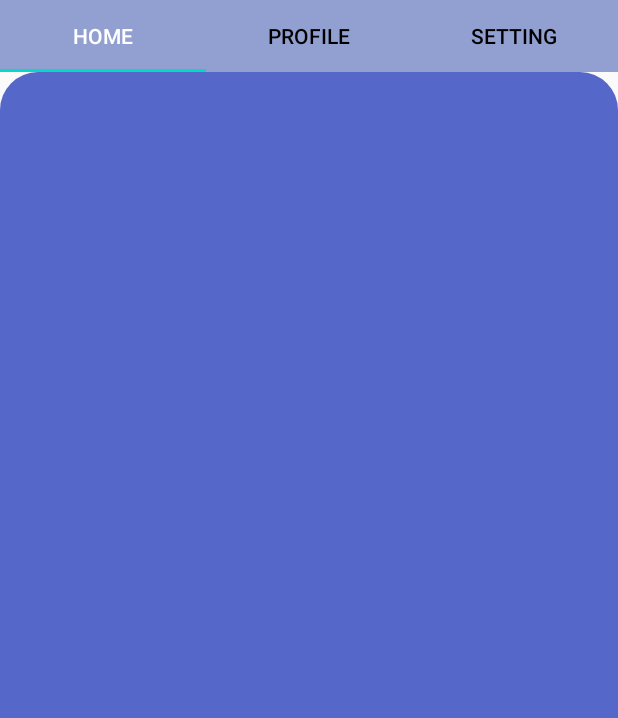
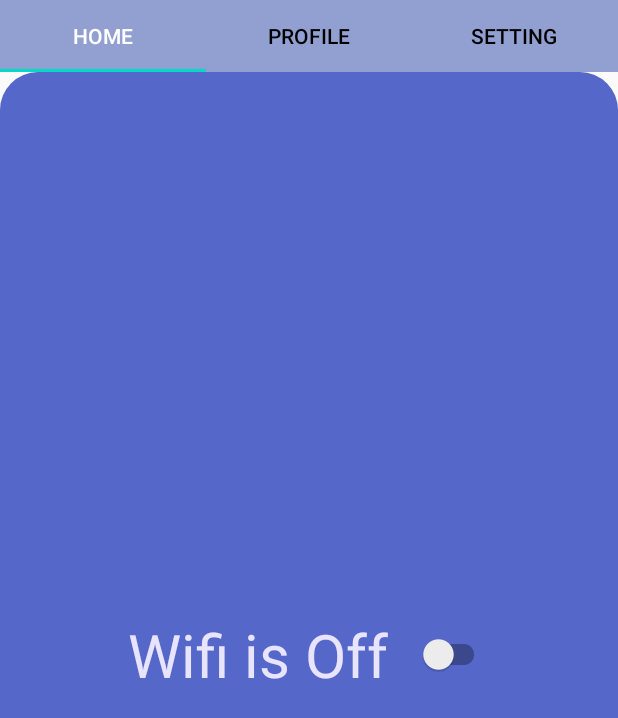
Before and after one commit to AnandaAp/PemrogramanAndroid, an Android app: the Dashboard screen opened directly, with no data from a screen before it, on a phone screen of 412 x 824 dp. Shown: the top 718 px of the screen. Run offline under Robolectric (Android 15) with nearby library versions, the phone set to English and light mode, and no system bars.

Commit message:
Pertemuan 5 Menampilkan notifikasi menggunakan broadcast receiver mengatur control on/off wifi dengan switch
- Bug : berpindah dari fragment setting ke fragment profile, notifikasi kembali memunculkan pop up notification.

```diff
--- a/HelloWorld/app/src/main/java/com/android/helloworld/Dashboard.java
+++ b/HelloWorld/app/src/main/java/com/android/helloworld/Dashboard.java
@@ -1,16 +1,26 @@
 package com.android.helloworld;
+
+import android.os.Bundle;
 
 import androidx.appcompat.app.AppCompatActivity;
 import androidx.viewpager.widget.ViewPager;
-import android.os.Bundle;
+
 import com.google.android.material.tabs.TabItem;
 import com.google.android.material.tabs.TabLayout;
 
+//import android.content.BroadcastReceiver;
+//import android.content.Context;
+//import android.content.Intent;
+//import android.content.IntentFilter;
+//import android.net.wifi.WifiManager;
+//import android.widget.CompoundButton;
+//import com.google.android.material.switchmaterial.SwitchMaterial;
+
 public class Dashboard extends AppCompatActivity {
-    TabLayout tabLayout;
+    private TabLayout tabLayout;
     TabItem home,profile,setting;
-    ViewPager viewPager;
-    PageAdapter pageAdapter;
+    private ViewPager viewPager;
+    private PageAdapter pageAdapter;
 
     @Override
     protected void onCreate(Bundle savedInstanceState) {
@@ -21,19 +31,19 @@ public class Dashboard extends AppCompatActivity {
     }
 
     private void init(){
+        hideTitleBar();
         tabLayout = findViewById(R.id.tabLayout);
         home = findViewById(R.id.home);
         profile = findViewById(R.id.profile);
         setting = findViewById(R.id.setting);
-        hideTitleBar();
         viewPager = findViewById(R.id.viewPager);
         pageAdapter = new PageAdapter(getSupportFragmentManager(), tabLayout.getTabCount());
     }
     private void hideTitleBar(){
-        if (getSupportActionBar() != null) {
-            getSupportActionBar().hide();
+            if (getSupportActionBar() != null) {
+                getSupportActionBar().hide();
+            }
         }
-    }
     private void viewPagerOnSet(){
         viewPager.setAdapter(pageAdapter);
         viewPager.addOnPageChangeListener(new TabLayout.TabLayoutOnPageChangeListener(tabLayout));
@@ -54,4 +64,5 @@ public class Dashboard extends AppCompatActivity {
             }
         });
     }
+
 }
--- a/HelloWorld/app/src/main/java/com/android/helloworld/HomeFragment.java
+++ b/HelloWorld/app/src/main/java/com/android/helloworld/HomeFragment.java
@@ -1,14 +1,25 @@
 package com.android.helloworld;
 
+import android.annotation.SuppressLint;
+import android.content.Context;
+import android.content.Intent;
+import android.content.IntentFilter;
+import android.net.wifi.WifiManager;
+import android.os.Build;
 import android.os.Bundle;
-
-import androidx.fragment.app.Fragment;
-
+import android.provider.Settings;
 import android.view.LayoutInflater;
 import android.view.View;
 import android.view.ViewGroup;
 
+import androidx.annotation.RequiresApi;
+import androidx.fragment.app.Fragment;
+
+import com.google.android.material.switchmaterial.SwitchMaterial;
+
 public class HomeFragment extends Fragment {
+    WifiBroadcastReceiver wifiBroadcastReceiver = new WifiBroadcastReceiver();
+    SwitchMaterial wifiSwitch;
 
     @Override
     public void onCreate(Bundle savedInstanceState) {
@@ -16,11 +27,79 @@ public class HomeFragment extends Fragment {
 
     }
 
+    @RequiresApi(api = Build.VERSION_CODES.O)
+    @SuppressLint("CutPasteId")
     @Override
     public View onCreateView(LayoutInflater inflater, ViewGroup container,
                              Bundle savedInstanceState) {
-        // Inflate the layout for this fragment
-        return inflater.inflate(R.layout.fragment_home, container, false);
+        View view = inflater.inflate(R.layout.fragment_home, container,false);
+        wifiSwitch = view.findViewById(R.id.wifiSwitch);
+        initBroadcastReceiver();
+        return view;
+    }
 
+    private void initBroadcastReceiver(){
+        WifiManager wifiManager = (WifiManager) requireContext().
+                getApplicationContext().getSystemService(Context.WIFI_SERVICE);
+        wifiSwitch.setOnCheckedChangeListener((buttonView, isChecked) -> {
+            if(isChecked && !wifiManager.isWifiEnabled()){
+                //semenjak Android Q, Sistem tidak dapat mematikan wifi secara langsung
+                //jika versi android adalah Android Q atau lebih maka harus melalui jendela setelan
+                if (Build.VERSION.SDK_INT >= Build.VERSION_CODES.Q) {
+                //digunakan untuk menampilkan panel wifi untuk memilih jaringan wifi
+                    Intent panelIntent = new Intent(Settings.Panel.ACTION_WIFI);
+                    startActivityForResult(panelIntent, 1);
+                } else {
+                    wifiManager.setWifiEnabled(true);
+                }
+            }
+            else if(!isChecked && wifiManager.isWifiEnabled()){
+                //semenjak Android Q, Sistem tidak dapat mematikan wifi secara langsung
+                //jika versi android adalah Android Q atau lebih maka harus melalui jendela setelan
+                if (Build.VERSION.SDK_INT >= Build.VERSION_CODES.Q) {
+                    Intent panelIntent = new Intent(Settings.Panel.ACTION_WIFI);
+                    startActivityForResult(panelIntent, 1);
+                } else {
+                //jika versi dibawah nya, maka masih dapat melakukan pemutusan wifi secara langsung
+                    wifiManager.setWifiEnabled(false);
+                }
+            }
+        });
     }
+
+    //saya melakukan register pada broadcast saat program berjalan, maka notifikasi akan muncul
+    @Override
+    public void onResume() {
+        super.onResume();
+        IntentFilter filter = new IntentFilter(WifiManager.WIFI_STATE_CHANGED_ACTION);
+        requireActivity().registerReceiver(wifiBroadcast,filter);
+        requireActivity().registerReceiver(wifiBroadcastReceiver,filter);
+    }
+
+    //ketika program dikeluarkan atau di minimize, maka notifikasi tidak akan muncul
+    @Override
+    public void onDestroy() {
+        super.onDestroy();
+        requireActivity().unregisterReceiver(wifiBroadcast);
+        requireActivity().unregisterReceiver(wifiBroadcastReceiver);
+    }
+
+    /*memanggil object WifiBroadcastReceiver untuk membuat switch selalu runtime ketika
+    wifi on ataupun off*/
+    private WifiBroadcastReceiver wifiBroadcast = new WifiBroadcastReceiver(){
+        @Override
+        public void onReceive(Context context, Intent intent) {
+            int wifiStateExtra = intent.getIntExtra(WifiManager.EXTRA_WIFI_STATE,
+                    WifiManager.WIFI_STATE_UNKNOWN);
+            if(wifiStateExtra == WifiManager.WIFI_STATE_ENABLED){
+                wifiSwitch.setChecked(true);
+                wifiSwitch.setText(R.string.wifiOn);
+            }
+            else if(wifiStateExtra == WifiManager.WIFI_STATE_DISABLED){
+                wifiSwitch.setChecked(false);
+                wifiSwitch.setText(R.string.wifiOff);
+            }
+        }
+    };
+
 }
--- a/HelloWorld/app/src/main/java/com/android/helloworld/LoginActivity.java
+++ b/HelloWorld/app/src/main/java/com/android/helloworld/LoginActivity.java
@@ -44,7 +44,9 @@ public class LoginActivity extends AppCompatActivity {
             Toast.makeText(getApplicationContext(),"Login Sukses",Toast.LENGTH_SHORT).show();
             Intent intent = new Intent(this, Dashboard.class);
             startActivity(intent);
+            intent.putExtra("Coba_intent_extra","percobaan");
             finish();
+
         }
         else {
             Toast.makeText(getApplicationContext(),"Username atau Password Anda tidak benar!",
--- /dev/null
+++ b/HelloWorld/app/src/main/res/drawable/ic_wifi.xml
@@ -0,0 +1,5 @@
+<vector android:height="24dp" android:tint="#5567C9"
+    android:viewportHeight="24" android:viewportWidth="24"
+    android:width="24dp" xmlns:android="http://schemas.android.com/apk/res/android">
+    <path android:fillColor="@android:color/white" android:pathData="M12.01,21.49L23.64,7c-0.45,-0.34 -4.93,-4 -11.64,-4C5.28,3 0.81,6.66 0.36,7l11.63,14.49 0.01,0.01 0.01,-0.01z"/>
+</vector>
--- a/HelloWorld/app/src/main/res/layout/activity_dashboard.xml
+++ b/HelloWorld/app/src/main/res/layout/activity_dashboard.xml
@@ -32,5 +32,6 @@
     <androidx.viewpager.widget.ViewPager
         android:id="@+id/viewPager"
         android:layout_width="match_parent"
-        android:layout_height="wrap_content" />
+        android:layout_height="wrap_content"
+        />
 </LinearLayout>
--- a/HelloWorld/app/src/main/res/layout/fragment_home.xml
+++ b/HelloWorld/app/src/main/res/layout/fragment_home.xml
@@ -1,5 +1,7 @@
 <?xml version="1.0" encoding="utf-8"?>
 <FrameLayout xmlns:android="http://schemas.android.com/apk/res/android"
+    xmlns:app="http://schemas.android.com/apk/res-auto"
+    android:orientation="vertical"
     xmlns:tools="http://schemas.android.com/tools"
     android:layout_width="match_parent"
     android:layout_height="match_parent"
@@ -7,5 +9,24 @@
     android:background="@drawable/home_round">
 
 
+    <androidx.constraintlayout.widget.ConstraintLayout
+        android:layout_width="match_parent"
+        android:layout_height="match_parent">
 
+        <com.google.android.material.switchmaterial.SwitchMaterial
+            android:id="@+id/wifiSwitch"
+            android:layout_width="wrap_content"
+            android:layout_height="wrap_content"
+            android:gravity="center"
+            android:text="@string/wifiOff"
+            android:textSize="40sp"
+            android:paddingStart="10dp"
+            android:paddingEnd="10dp"
+            app:switchPadding="20dp"
+            android:textColor="@color/pervyWhite"
+            app:layout_constraintBottom_toBottomOf="parent"
+            app:layout_constraintEnd_toEndOf="parent"
+            app:layout_constraintStart_toStartOf="parent"
+            app:layout_constraintTop_toTopOf="parent" />
+    </androidx.constraintlayout.widget.ConstraintLayout>
 </FrameLayout>
--- a/HelloWorld/app/src/main/res/values/strings.xml
+++ b/HelloWorld/app/src/main/res/values/strings.xml
@@ -16,4 +16,7 @@
     <string name="sign_up">Sign Up</string>
     <string name="login_logo">Login Logo</string>
     <string name="hello_world">Hello World</string>
+    <string name="wifi_mode">Wifi Mode</string>
+    <string name="wifiOn">Wifi is On</string>
+    <string name="wifiOff">Wifi is Off</string>\
 </resources>
```
Also changed, not shown: HelloWorld/app/src/main/AndroidManifest.xml (+7 -4 lines), HelloWorld/app/src/main/java/com/android/helloworld/ContentFrag.java (deleted, +0 -24 lines), HelloWorld/app/src/main/java/com/android/helloworld/NavFrag.java (deleted, +0 -25 lines), HelloWorld/app/src/main/java/com/android/helloworld/WifiBroadcastReceiver.java (added, +54 -0 lines), HelloWorld/app/src/main/res/layout/fragment_content.xml (deleted, +0 -9 lines), HelloWorld/app/src/main/res/layout/fragment_nav.xml (deleted, +0 -16 lines).
